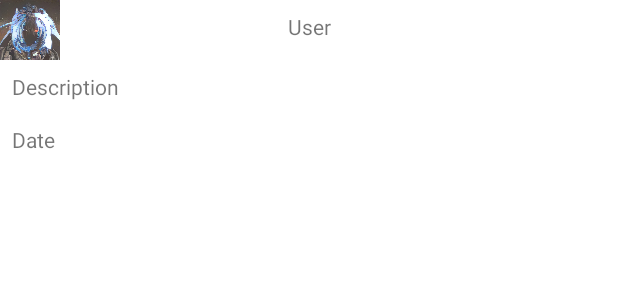
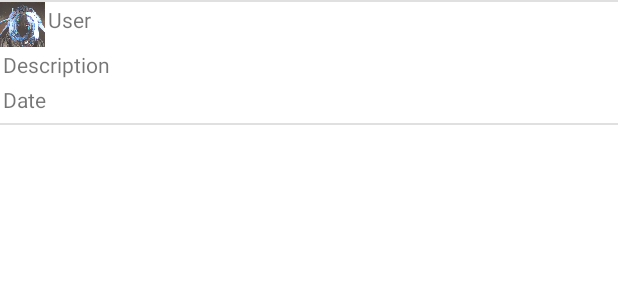
Before and after one commit to BarrenWolfsbane/BAINSocial, an Android app: the layout recycler_posts.xml on its own in the app's theme, with its tools: preview values and no code run, on a phone screen of 412 x 824 dp. Shown: the top 300 px of the screen. Run offline under Robolectric (Android 15) with nearby library versions, the phone set to English and light mode, and no system bars.

Commit message:
- Added Profile Image and Dividers to recycler_posts.xml

```diff
--- a/app/src/main/res/layout/recycler_posts.xml
+++ b/app/src/main/res/layout/recycler_posts.xml
@@ -15,27 +15,34 @@
         android:layout_height="wrap_content"
         android:orientation="vertical">
 
+        <View
+            android:id="@+id/divider"
+            android:layout_width="match_parent"
+            android:layout_height="1dp"
+            android:background="?android:attr/listDivider" />
+
         <androidx.constraintlayout.widget.ConstraintLayout
             android:layout_width="match_parent"
             android:layout_height="match_parent">
 
             <ImageView
                 android:id="@+id/imageView3"
-                android:layout_width="40dp"
-                android:layout_height="40dp"
+                android:layout_width="30dp"
+                android:layout_height="30dp"
+                android:background="#FABFBF"
                 android:contentDescription="TODO"
                 app:layout_constraintStart_toStartOf="parent"
                 app:layout_constraintTop_toTopOf="parent"
+                app:srcCompat="@drawable/f810049d4e3320ba053d1dca055d4764676451fc"
                 tools:srcCompat="@drawable/f810049d4e3320ba053d1dca055d4764676451fc" />
 
             <TextView
                 android:id="@+id/username"
                 android:layout_width="wrap_content"
                 android:layout_height="wrap_content"
-                android:layout_margin="8dp"
+                android:layout_margin="2dp"
                 android:text="@{post.uid}"
-                app:layout_constraintEnd_toEndOf="parent"
-                app:layout_constraintStart_toStartOf="parent"
+                app:layout_constraintStart_toEndOf="@+id/imageView3"
                 app:layout_constraintTop_toTopOf="parent"
                 tools:text="User" />
         </androidx.constraintlayout.widget.ConstraintLayout>
@@ -44,7 +51,7 @@
             android:id="@+id/description"
             android:layout_width="match_parent"
             android:layout_height="wrap_content"
-            android:layout_margin="8dp"
+            android:layout_margin="2dp"
             android:text="@{post.text}"
             tools:text="Description" />
 
@@ -52,9 +59,16 @@
             android:id="@+id/date"
             android:layout_width="match_parent"
             android:layout_height="wrap_content"
-            android:layout_margin="8dp"
+            android:layout_margin="2dp"
+            android:paddingBottom="4dp"
             android:text="@{String.valueOf(post.timeCreated)}"
             tools:text="Date" />
 
+        <View
+            android:id="@+id/divider2"
+            android:layout_width="match_parent"
+            android:layout_height="1dp"
+            android:background="?android:attr/listDivider" />
+
     </LinearLayout>
 </layout>
```
